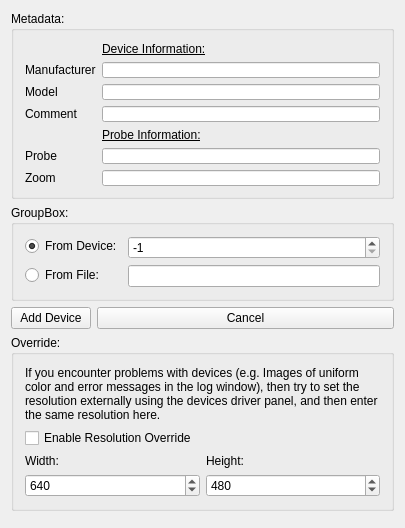
This is Modules/USUI/Qmitk/QmitkUSNewVideoDeviceWidgetControls.ui in MITK/MITK as Qt 5 draws it before an edit. The edited form follows.
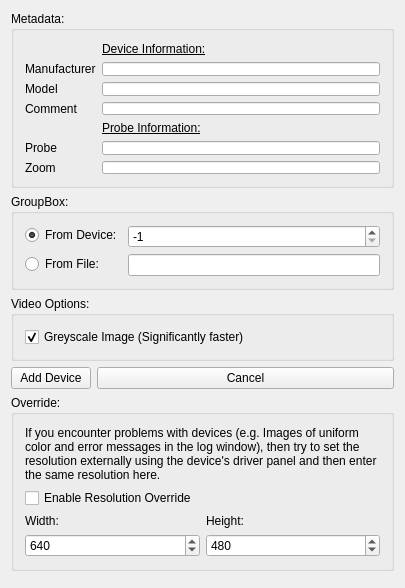
This is the edited form.

Commit message: Made NewVideoDeviceWidget support color/greyscale option while I was at it

```diff
--- a/Modules/USUI/Qmitk/QmitkUSNewVideoDeviceWidgetControls.ui
+++ b/Modules/USUI/Qmitk/QmitkUSNewVideoDeviceWidgetControls.ui
@@ -7,7 +7,7 @@
     <x>0</x>
     <y>0</y>
     <width>405</width>
-    <height>528</height>
+    <height>569</height>
    </rect>
   </property>
   <property name="minimumSize">
@@ -151,21 +151,14 @@
      </layout>
     </widget>
    </item>
-   <item row="2" column="0">
-    <widget class="QPushButton" name="m_BtnDone">
-     <property name="text">
-      <string>Add Device</string>
-     </property>
-    </widget>
-   </item>
-   <item row="2" column="1">
+   <item row="3" column="1">
     <widget class="QPushButton" name="m_BtnCancel">
      <property name="text">
       <string>Cancel</string>
      </property>
     </widget>
    </item>
-   <item row="3" column="0" colspan="2">
+   <item row="4" column="0" colspan="2">
     <widget class="QGroupBox" name="groupBox_2">
      <property name="title">
       <string>Override:</string>
@@ -174,7 +167,7 @@
       <item row="0" column="1" colspan="2">
        <widget class="QLabel" name="label_8">
         <property name="text">
-         <string>If you encounter problems with devices (e.g. Images of uniform color and error messages in the log window), then try to set the resolution externally using the devices driver panel, and then enter the same resolution here.</string>
+         <string>If you encounter problems with devices (e.g. Images of uniform color and error messages in the log window), then try to set the resolution externally using the device's driver panel and then enter the same resolution here.</string>
         </property>
         <property name="wordWrap">
          <bool>true</bool>
@@ -237,7 +230,7 @@
      </layout>
     </widget>
    </item>
-   <item row="4" column="0" colspan="2">
+   <item row="5" column="0" colspan="2">
     <spacer name="verticalSpacer">
      <property name="orientation">
       <enum>Qt::Vertical</enum>
@@ -250,6 +243,32 @@
      </property>
     </spacer>
    </item>
+   <item row="3" column="0">
+    <widget class="QPushButton" name="m_BtnDone">
+     <property name="text">
+      <string>Add Device</string>
+     </property>
+    </widget>
+   </item>
+   <item row="2" column="0" colspan="2">
+    <widget class="QGroupBox" name="groupBox_3">
+     <property name="title">
+      <string>Video Options:</string>
+     </property>
+     <layout class="QVBoxLayout" name="verticalLayout">
+      <item>
+       <widget class="QCheckBox" name="m_CheckGreyscale">
+        <property name="text">
+         <string>Greyscale Image (Significantly faster)</string>
+        </property>
+        <property name="checked">
+         <bool>true</bool>
+        </property>
+       </widget>
+      </item>
+     </layout>
+    </widget>
+   </item>
   </layout>
  </widget>
  <layoutdefault spacing="6" margin="11"/>
```
Left out of the diff: 5 changed lines with no effect on the pictures. The commit also changes 3 other files.
